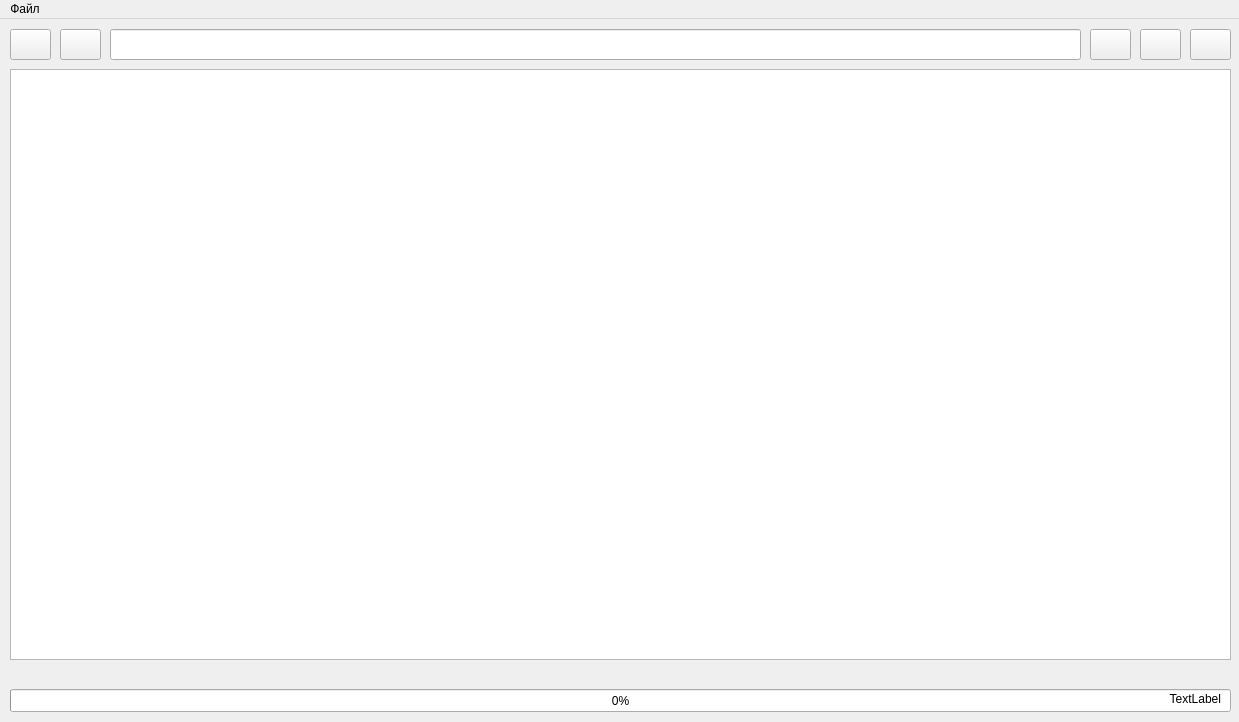
The window that ui/design.ui (cory23e1/mycloud) describes before a commit, drawn with Qt 5.
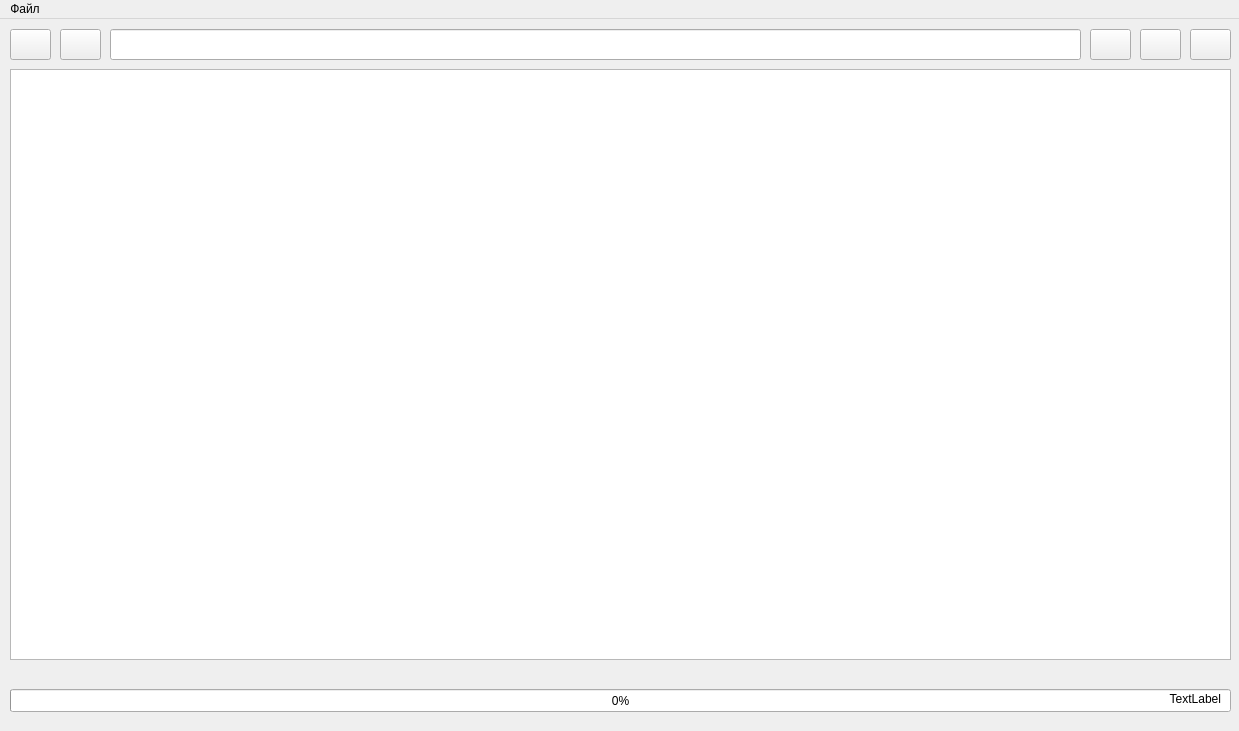
The same window after the commit. Icons and pictures are not drawn.

Patch:
```diff
--- a/ui/design.ui
+++ b/ui/design.ui
@@ -7,7 +7,7 @@
     <x>0</x>
     <y>0</y>
     <width>1239</width>
-    <height>722</height>
+    <height>731</height>
    </rect>
   </property>
   <property name="windowTitle">
```
Left out of the diff: 10 changed lines with no effect on the pictures.
